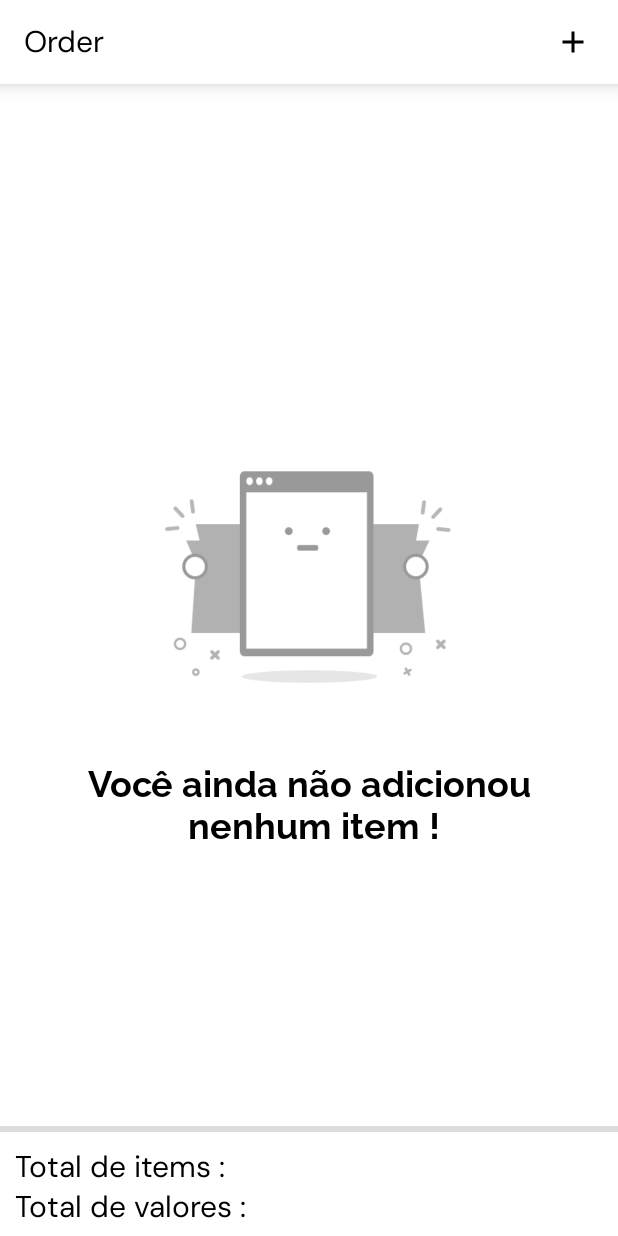
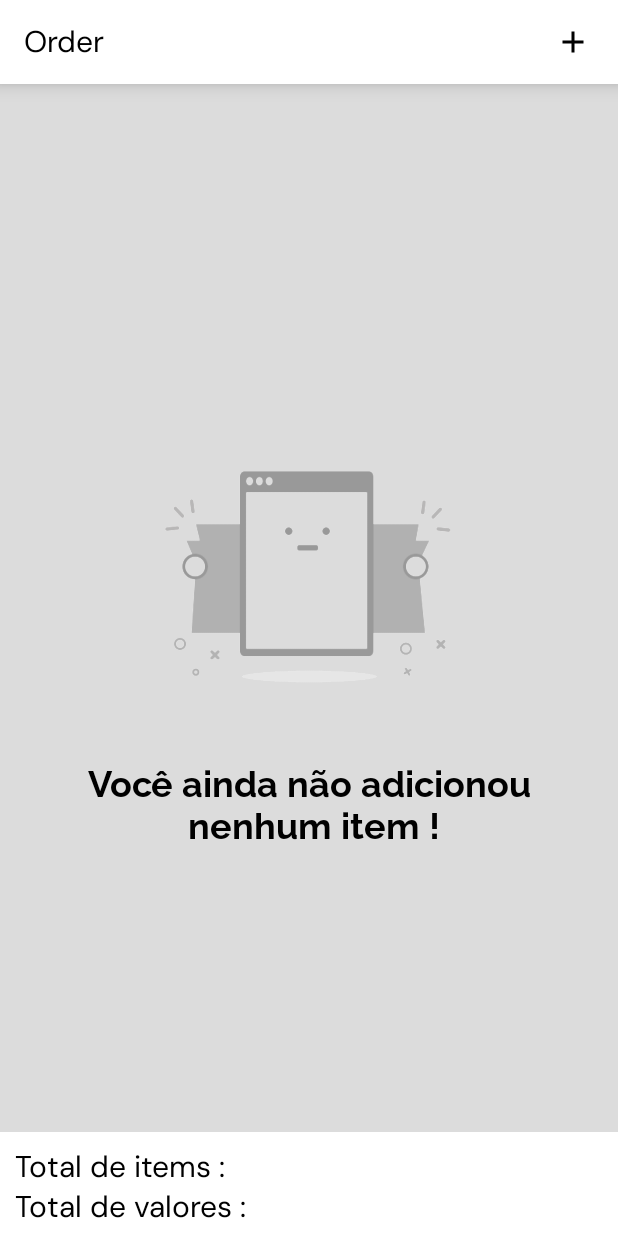
Before and after one commit to BrunoFerreiradaSilva/SalesApp, an Android app: the OrderRegistrationActivity screen opened directly, with no data from a screen before it, on a phone screen of 412 x 824 dp. Run offline under Robolectric (Android 15) with nearby library versions, the phone set to English and light mode, and no system bars; our stand-ins replace Dagger/Hilt's generated code, Room's generated code.

Commit message:
change layout

```diff
--- a/app/src/main/res/layout/activity_order_registration.xml
+++ b/app/src/main/res/layout/activity_order_registration.xml
@@ -7,15 +7,7 @@
     android:background="@color/status_bar_color"
     tools:context=".ui.orderregistration.OrderRegistrationActivity">
 
-    <include
-        android:id="@+id/empty_list"
-        layout="@layout/layout_list_empty"
-        android:layout_width="0dp"
-        android:layout_height="0dp"
-        app:layout_constraintBottom_toTopOf="@id/cl_total"
-        app:layout_constraintEnd_toEndOf="parent"
-        app:layout_constraintStart_toStartOf="parent"
-        app:layout_constraintTop_toBottomOf="@id/toolbar" />
+
 
     <androidx.appcompat.widget.Toolbar
         android:id="@+id/toolbar"
@@ -57,7 +49,16 @@
         android:id="@+id/rv_order_registration"
         android:layout_width="match_parent"
         android:layout_height="0dp"
-        android:layout_marginTop="8dp"
+        app:layout_constraintBottom_toTopOf="@id/cl_total"
+        app:layout_constraintEnd_toEndOf="parent"
+        app:layout_constraintStart_toStartOf="parent"
+        app:layout_constraintTop_toBottomOf="@id/toolbar" />
+
+    <include
+        android:id="@+id/empty_list"
+        layout="@layout/layout_list_empty"
+        android:layout_width="0dp"
+        android:layout_height="0dp"
         app:layout_constraintBottom_toTopOf="@id/cl_total"
         app:layout_constraintEnd_toEndOf="parent"
         app:layout_constraintStart_toStartOf="parent"
--- a/app/src/main/res/layout/activity_orders_placed.xml
+++ b/app/src/main/res/layout/activity_orders_placed.xml
@@ -4,6 +4,7 @@
     xmlns:tools="http://schemas.android.com/tools"
     android:layout_width="match_parent"
     android:layout_height="match_parent"
+    android:background="@color/status_bar_color"
     tools:context=".ui.orderplace.OrdersPlacedActivity">
 
     <include
--- a/app/src/main/res/layout/item_registration_order.xml
+++ b/app/src/main/res/layout/item_registration_order.xml
@@ -10,7 +10,6 @@
     <androidx.cardview.widget.CardView
         android:layout_width="match_parent"
         android:layout_height="wrap_content"
-        android:backgroundTint="@color/white"
         android:elevation="4dp"
         app:cardCornerRadius="20sp"
         app:cardUseCompatPadding="true"
--- a/app/src/main/res/layout/layout_list_empty.xml
+++ b/app/src/main/res/layout/layout_list_empty.xml
@@ -4,7 +4,6 @@
     xmlns:tools="http://schemas.android.com/tools"
     android:layout_width="match_parent"
     android:id="@+id/cl_empty_list"
-    android:background="@color/white"
     android:layout_height="match_parent">
 
     <ImageView
```
Also changed, not shown: app/src/main/res/drawable/empty.png.
